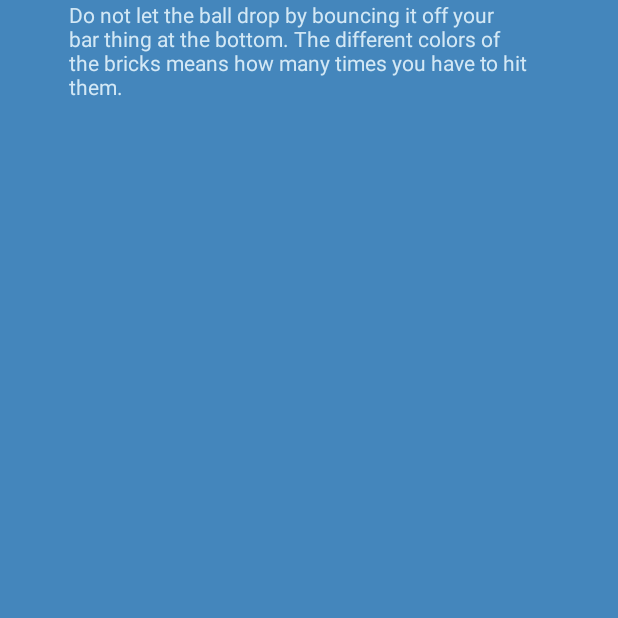
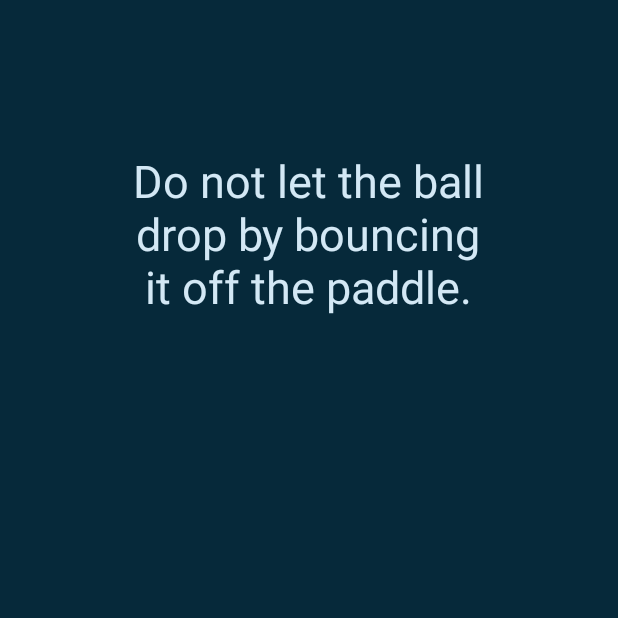
Before and after one commit to ana-banana/Bricks, an Android app: the screen it shows after launch (RulesActivity), in the options menu, after a tap on "Game Rules", on a phone screen of 412 x 824 dp, the top half of it. Run offline under Robolectric (Android 15) with nearby library versions, the phone set to English and light mode, and no system bars.

Commit message:
Added level choice, changed background, edited rules

```diff
--- a/app/src/main/AndroidManifest.xml
+++ b/app/src/main/AndroidManifest.xml
@@ -21,9 +21,9 @@
 
         <activity android:name=".RulesActivity"></activity>
 
-        <activity android:name=".PlayButton">
+        <activity android:name=".LevelsButton">
             <intent-filter>
-                <action android:name="android.intent.action.PLAYBUTTON"/>
+                <action android:name="android.intent.action.LEVELSBUTTON"/>
                 <category android:name="android.intent.category.DEFAULT"/>
             </intent-filter>
         </activity>
@@ -37,6 +37,7 @@
 
         <activity android:name=".AnimationActivity">
             <intent-filter>
+
                 <action android:name="android.intent.action.ANIMATION"/>
                 <category android:name="android.intent.category.DEFAULT"/>
             </intent-filter>
--- a/app/src/main/java/com/example/android/bricks/Activity_AnimationCanvas_Layout.java
+++ b/app/src/main/java/com/example/android/bricks/Activity_AnimationCanvas_Layout.java
@@ -7,11 +7,13 @@ import android.graphics.Canvas;
 import android.graphics.Color;
 import android.graphics.Paint;
 import android.graphics.Path;
+import android.os.Bundle;
 import android.util.Log;
 import android.view.MotionEvent;
 import android.view.SurfaceHolder;
 import android.view.SurfaceView;
 import android.view.View;
+import android.widget.TextView;
 //import android.view.MotionEvent;
 //import android.view.View;
 //import android.view.ViewGroup;
@@ -271,8 +273,9 @@ public class Activity_AnimationCanvas_Layout extends SurfaceView implements Runn
 
     WallOfBricks myWall1, myWall2, myWall3, myWall4;
 
-    public Activity_AnimationCanvas_Layout(Context context) {
+    public Activity_AnimationCanvas_Layout(Context context, int level) {
         super(context);
+        this.level = level;
         surfaceHolder = getHolder();
         backGroundDark = BitmapFactory.decodeResource(getResources(), R.drawable.background1);
         backGroungLevel2 = BitmapFactory.decodeResource(getResources(), R.drawable.background2);
--- a/app/src/main/java/com/example/android/bricks/MainActivity.java
+++ b/app/src/main/java/com/example/android/bricks/MainActivity.java
@@ -14,7 +14,7 @@ import android.widget.Button;
 //import android.widget.GridView;
 //import android.widget.Toast;
 
-public class MainActivity extends AppCompatActivity implements View.OnClickListener {
+public class MainActivity extends AppCompatActivity {
 
 //   GridView gridView;
 
@@ -36,47 +36,32 @@ public class MainActivity extends AppCompatActivity implements View.OnClickListe
         });
 
         Button myLevelsButton = (Button)findViewById(R.id.button_levels);
-        myLevelsButton.setOnClickListener(this);
+       // myLevelsButton.setOnClickListener(new setOn);
 
-    /*    myLevelsButton.setOnClickListener(
+        myLevelsButton.setOnClickListener(
                 new View.OnClickListener() {
                     @Override
                     public void onClick(View v) {
-                        Intent intent = new Intent(MainActivity.this, PlayButton.class);
+
+                        Intent intent = new Intent(MainActivity.this, LevelsButton.class);
                         startActivity(intent);
                     }
                 }
-        ); */
+        );
 
-    //    gridView = (GridView)findViewById(R.id.activity_main_gridView);
-    //    gridView.setAdapter(new ImageAdapter(this));
-    //    gridView.setOnClickListener(this);
+        Button myPlayButton = (Button)findViewById(R.id.button_play);
+        myPlayButton.setOnClickListener(
+                new View.OnClickListener() {
+                    @Override
+                    public void onClick(View v) {
+
+                        Intent intent = new Intent(MainActivity.this, AnimationCanvasActivity.class);
+                        intent.putExtra("MessageLevel", getString(R.string.levelOne));
+                        startActivity(intent);
+                    }
+                }
+        );
     }
-
-/*
-
-    @Override
-    public void onItemClick(AdapterView<?> parent, View view, int position, long id) {
-        if (parent.getId()==R.id.activity_main_gridView) {
-
-            switch (position) {
-
-                case 0: {
-                    startActivity(new Intent(this,AnimationActivity.class));
-                    break;
-                }
-                case 1: {
-                    startActivity(new Intent(this, PlayButton.class));
-                    break;
-                }
-                default: {
-                    Toast.makeText(getApplicationContext(), "No action associated with this item.", Toast.LENGTH_LONG).show();
-                    break;
-                }
-            }
-
-        }
-    } */
 
     @Override
     public boolean onCreateOptionsMenu(Menu menu) {
@@ -96,40 +81,13 @@ public class MainActivity extends AppCompatActivity implements View.OnClickListe
         if (id == R.id.action_settings) {
             return true;
         }
-
         if (id == R.id.action_rules) {
             Intent intentRules = new Intent(this, RulesActivity.class);
-            intentRules.putExtra("Message", "Do not let the ball drop by bouncing it off your bar thing at the bottom. " +
-                    "The different colors of the bricks means how many times you have to hit them.");
+            intentRules.putExtra("Message", "Do not let the ball drop by bouncing it off the paddle.");
             startActivity(intentRules);
             return true;
         }
-
         return super.onOptionsItemSelected(item);
     }
 
-    @Override
-    public void onClick(View v) {
-        switch (v.getId()) {
-            case R.id.button_levels: {
-                Intent intent = new Intent(this, AnimationCanvasActivity.class);
-                startActivity(intent);
-            }
-        }
-    }
-
-
-
-  public void sendMessage(View view) {
-        switch(view.getId()){
-            case R.id.button_play: {
-                Intent intent = new Intent(this.getString(R.string.CUSTOM_ACTION_PLAYBUTTON));
-                startActivity(intent);
-                break;
-            }
-        }
-    }
-
-
-
 }
--- a/app/src/main/res/layout/activity_main.xml
+++ b/app/src/main/res/layout/activity_main.xml
@@ -16,7 +16,7 @@
             android:id="@+id/toolbar"
             android:layout_width="match_parent"
             android:layout_height="?attr/actionBarSize"
-            android:background="?attr/colorPrimary"
+            android:background="#06293a"
             app:popupTheme="@style/AppTheme.PopupOverlay" />
 
     </android.support.design.widget.AppBarLayout>
--- a/app/src/main/res/layout/activity_rules.xml
+++ b/app/src/main/res/layout/activity_rules.xml
@@ -3,14 +3,18 @@
     android:orientation="vertical" android:layout_width="match_parent"
     android:layout_height="match_parent"
     android:weightSum="1"
-    android:background="#4486bc">
+    android:background="#06293a">
 
     <TextView
-        android:layout_width="319dp"
+        android:layout_width="250dp"
         android:layout_height="wrap_content"
-
+        android:textSize="30dp"
+        android:textAlignment="center"
         android:id="@+id/textView_activity_rules"
         android:layout_gravity="center_horizontal"
+        android:layout_marginTop="100dp"
         android:layout_weight="0.39"
         android:textColor="#d3e8f5" />
+
+
 </LinearLayout>
--- a/app/src/main/res/values/strings.xml
+++ b/app/src/main/res/values/strings.xml
@@ -3,7 +3,12 @@
     <string name="action_settings">Settings</string>
     <string name="action_rules">Game Rules</string>
 
-    <string name="CUSTOM_ACTION_PLAYBUTTON"> android.intent.action.PLAYBUTTON</string>
+    <!--<string name="CUSTOM_ACTION_LEVELSBUTTON"> android.intent.action.LEVELSBUTTON</string>-->
     <string name="brick_tittle">Brick Breaker Game!</string>
+    <string name="levelOne">  " Level One   "</string>
+    <string name="levelTwo">  " Level Two   "</string>
+    <string name="levelThree">" Level Three "</string>
+    <string name="levelFour"> " Level Four   "</string>
+    <string name="chooseLevels">You can choose a level to start with:</string>
 
 </resources>
```
Also changed, not shown: app/src/main/java/com/example/android/bricks/AnimationCanvasActivity.java (+18 -1 lines), app/src/main/java/com/example/android/bricks/LevelsButton.java (added, +149 -0 lines), app/src/main/java/com/example/android/bricks/PlayButton.java (deleted, +0 -20 lines), app/src/main/res/layout/activity_levelbutton.xml (added, +30 -0 lines), app/src/main/res/layout/activity_levelbutton_single_row.xml (added, +33 -0 lines), app/src/main/res/layout/activity_playbutton.xml (deleted, +0 -7 lines), app/src/main/res/layout/content_main.xml (+9 -6 lines).
